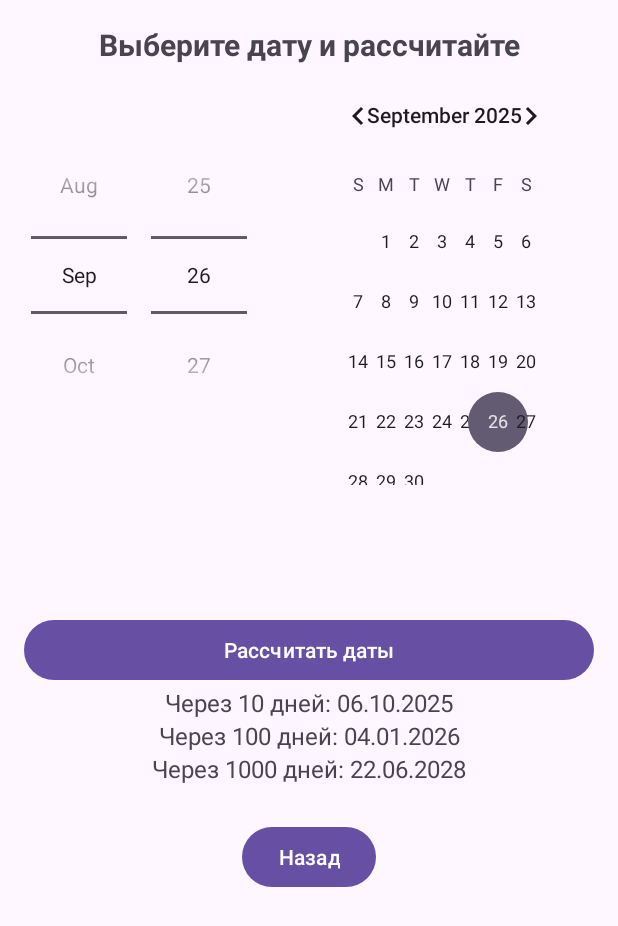
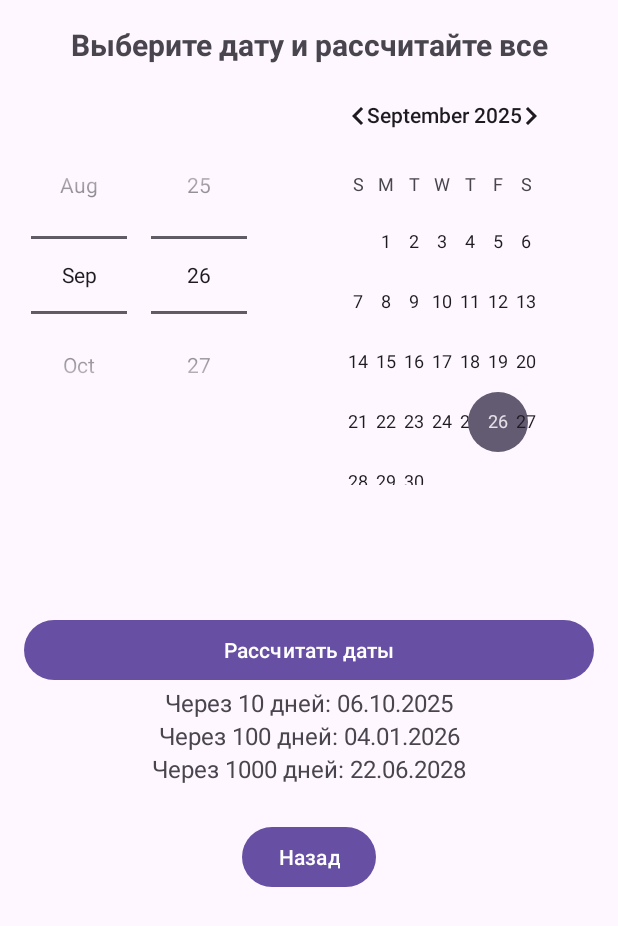
Before and after one commit to nikitazapekin/LAB2_JAVA, an Android app: the SecondActivity screen opened directly, with no data from a screen before it, on a phone screen of 412 x 824 dp. Shown: the top 926 px of the screen. Run offline under Robolectric (Android 15) with nearby library versions, the phone set to English and light mode, and no system bars.

Commit message:
screen_design_new

```diff
--- a/app/src/main/res/layout/activity_second.xml
+++ b/app/src/main/res/layout/activity_second.xml
@@ -13,7 +13,7 @@
         android:id="@+id/titleTextView"
         android:layout_width="0dp"
         android:layout_height="wrap_content"
-        android:text="Выберите дату и рассчитайте"
+        android:text="Выберите дату и рассчитайте все"
         android:textSize="20sp"
         android:textStyle="bold"
         android:gravity="center"
```
